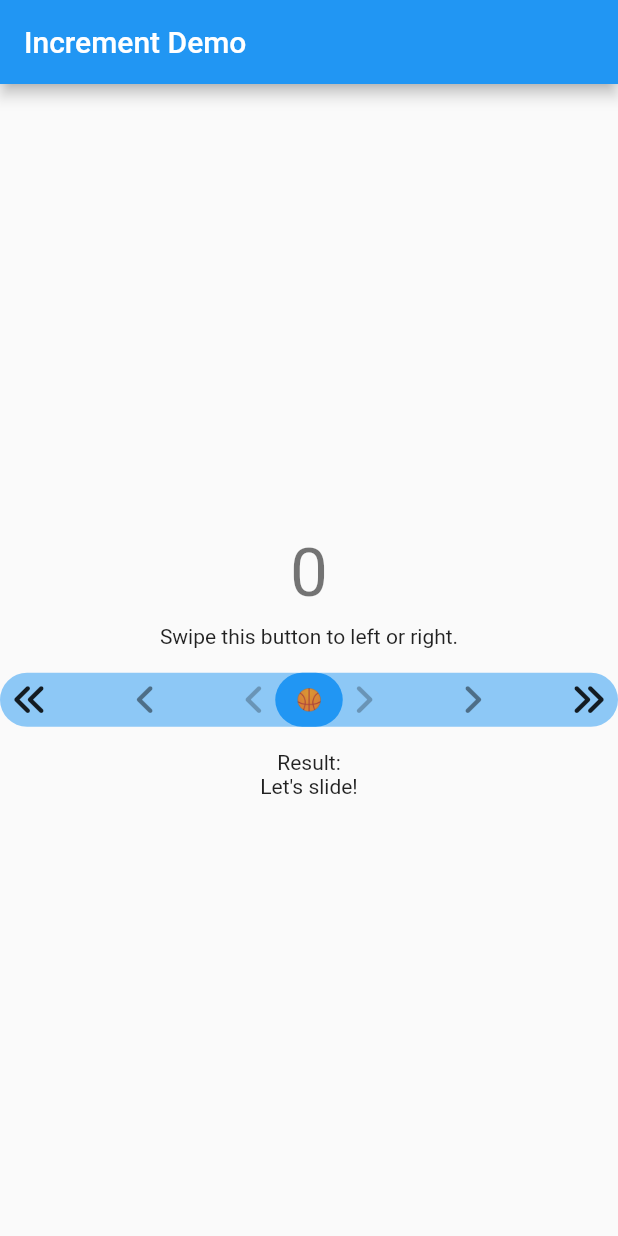
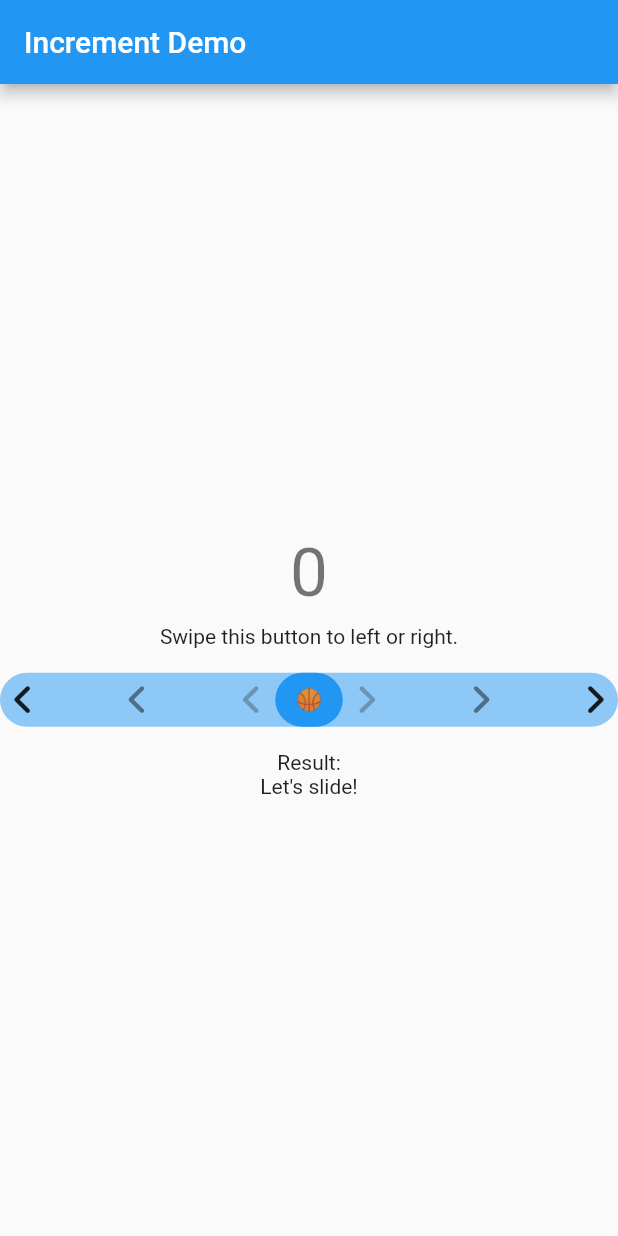
Before and after one commit to bradintheusa/increment_button, a Flutter app: the screen it shows after launch, on a phone screen of 412 x 824 dp. Run offline on Flutter 3.47's test engine with Material 2 defaults, Android fonts, the phone set to English and light mode, and no system bars; our stand-ins replace font_awesome_flutter.

Commit message:
lints fixed

```diff
--- a/lib/src/increment_button.dart
+++ b/lib/src/increment_button.dart
@@ -148,12 +148,12 @@ class _IncrementButtonState extends State<IncrementButton>
                   child: Row(
                     mainAxisAlignment: MainAxisAlignment.spaceBetween,
                     children: [
-                      FaIcon(FontAwesomeIcons.angleDoubleLeft,color: Colors.black87),
+                      FaIcon(FontAwesomeIcons.angleLeft,color: Colors.black87),
                       FaIcon(FontAwesomeIcons.angleLeft, color: Colors.black45),
                       FaIcon(FontAwesomeIcons.angleLeft, color: Colors.black26),
                       FaIcon(FontAwesomeIcons.angleRight,color: Colors.black26),
                       FaIcon(FontAwesomeIcons.angleRight,color: Colors.black45),
-                      FaIcon(FontAwesomeIcons.angleDoubleRight,
+                      FaIcon(FontAwesomeIcons.angleRight,
                           color: Colors.black87),
                     ],
                   ),
```
